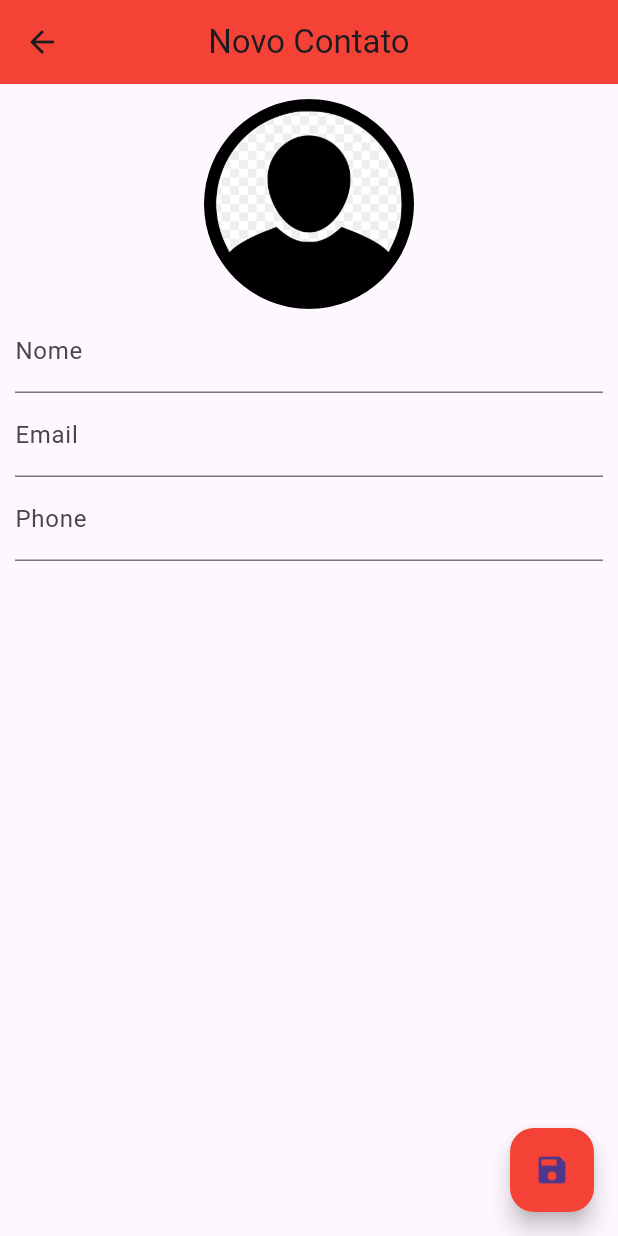
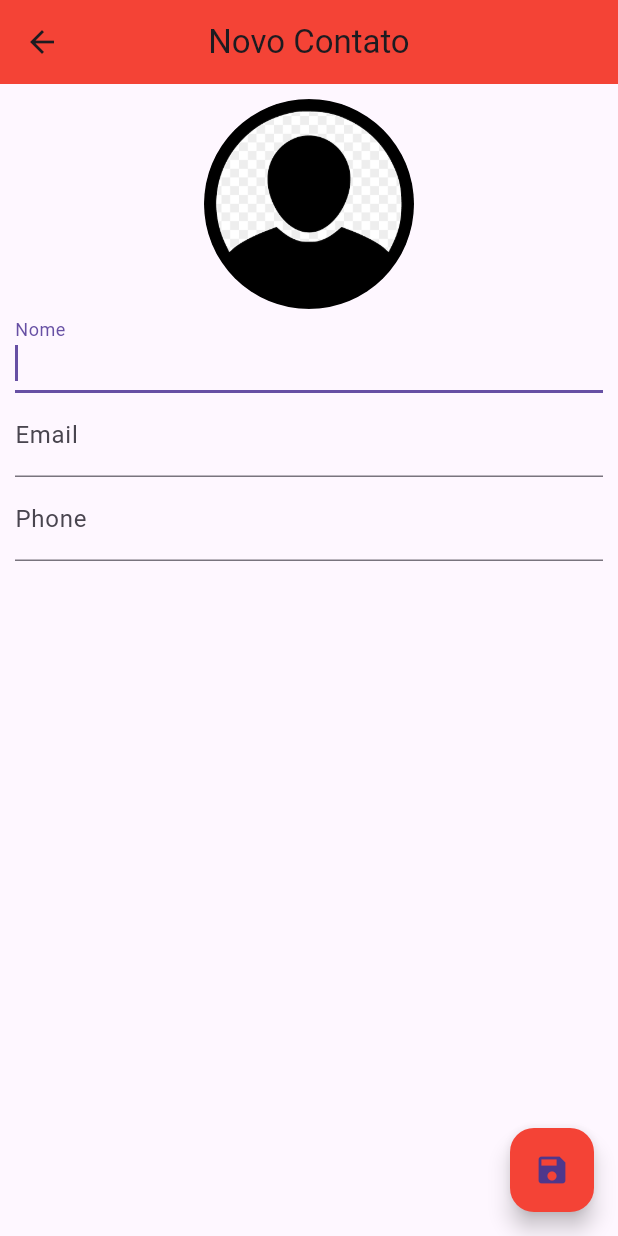
Before and after one commit to abigailmvlima/flutter_agenda_contatos, a Flutter app: the ContactPage screen opened directly with empty values, after a tap on the "save" icon, on a phone screen of 412 x 824 dp. Run offline on Flutter 3.47's test engine with Material 3 defaults, Android fonts, the phone set to English and light mode, and no system bars; our stand-ins replace sqflite; accounts and stored records are empty.

Commit message:
Retornando o contato modificado, criar novo contato e alterar

```diff
--- a/lib/ui/contact_page.dart
+++ b/lib/ui/contact_page.dart
@@ -17,6 +17,8 @@ class _ContactPageState extends State<ContactPage> {
   final _nameController = TextEditingController();
   final _emailController = TextEditingController();
   final _phoneController = TextEditingController();
+
+  final _nameFocus = FocusNode();
 
 
   late bool _userEdited = false;
@@ -48,6 +50,11 @@ class _ContactPageState extends State<ContactPage> {
       ),
       floatingActionButton: FloatingActionButton(
         onPressed: () {
+          if(_editedContact.name != null && _editedContact.name.isNotEmpty){
+            Navigator.pop(context, _editedContact);
+          } else {
+            FocusScope.of(context).requestFocus(_nameFocus);
+          }
           // Ação do botão salvar aqui
         },
         backgroundColor: Colors.red,
@@ -77,6 +84,7 @@ class _ContactPageState extends State<ContactPage> {
             ),
             TextField(
               controller: _nameController,
+              focusNode: _nameFocus,
               decoration: const InputDecoration(labelText: "Nome"),
               onChanged: (text){
                 _userEdited = true;
```
